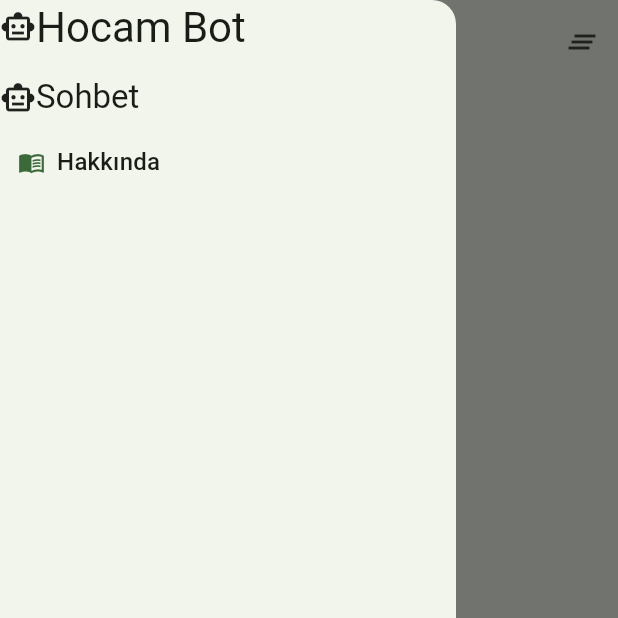
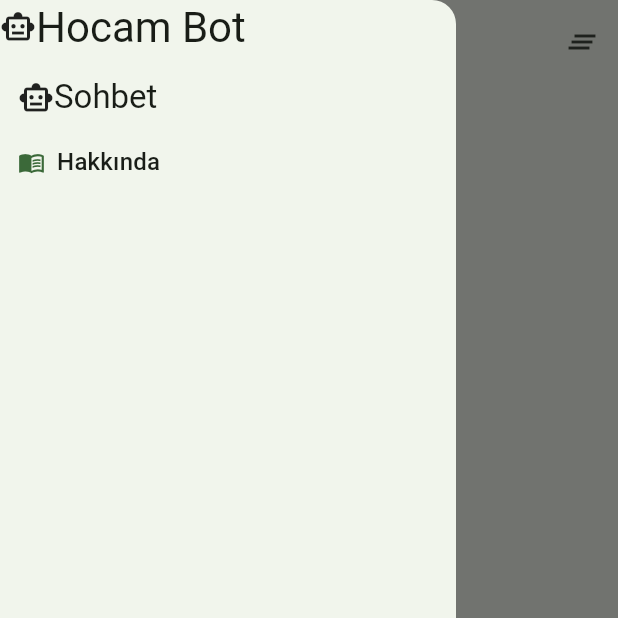
Before and after one commit to keremErdine/flutter_chatbot, a Flutter app: the screen it shows after launch, with the side drawer open, on a phone screen of 412 x 824 dp, the top half of it. Run offline on Flutter 3.47's test engine with Material 2 defaults, Android fonts, the phone set to English and light mode, and no system bars; our stand-ins replace bloc, cross_file, flutter_bloc; missing offline and left inert: langchain, langchain_openai, langchain_pinecone.

Commit message:
Fixed the alignemt issues

```diff
--- a/lib/widgets/drawer.dart
+++ b/lib/widgets/drawer.dart
@@ -28,6 +28,9 @@ class MainDrawer extends StatelessWidget {
             if (state.screen == Screen.mainScreen)
               Row(
                 children: [
+                  const SizedBox(
+                    width: 12,
+                  ),
                   const Icon(Icons.smart_toy_outlined),
                   Text(
                     "Sohbet",
@@ -62,6 +65,9 @@ class MainDrawer extends StatelessWidget {
             if (state.screen == Screen.aboutScreen)
               Row(
                 children: [
+                  const SizedBox(
+                    width: 12,
+                  ),
                   const Icon(Icons.menu_book_outlined),
                   Text(
                     "Hakkında",
```
